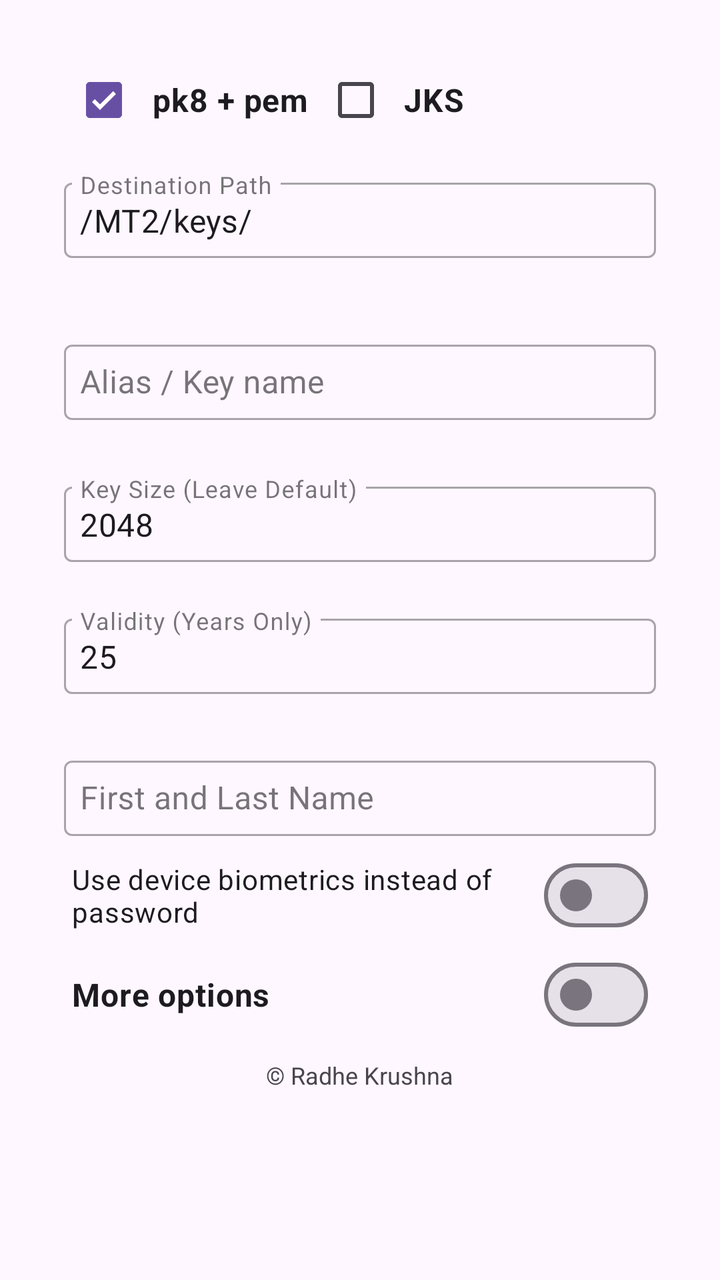
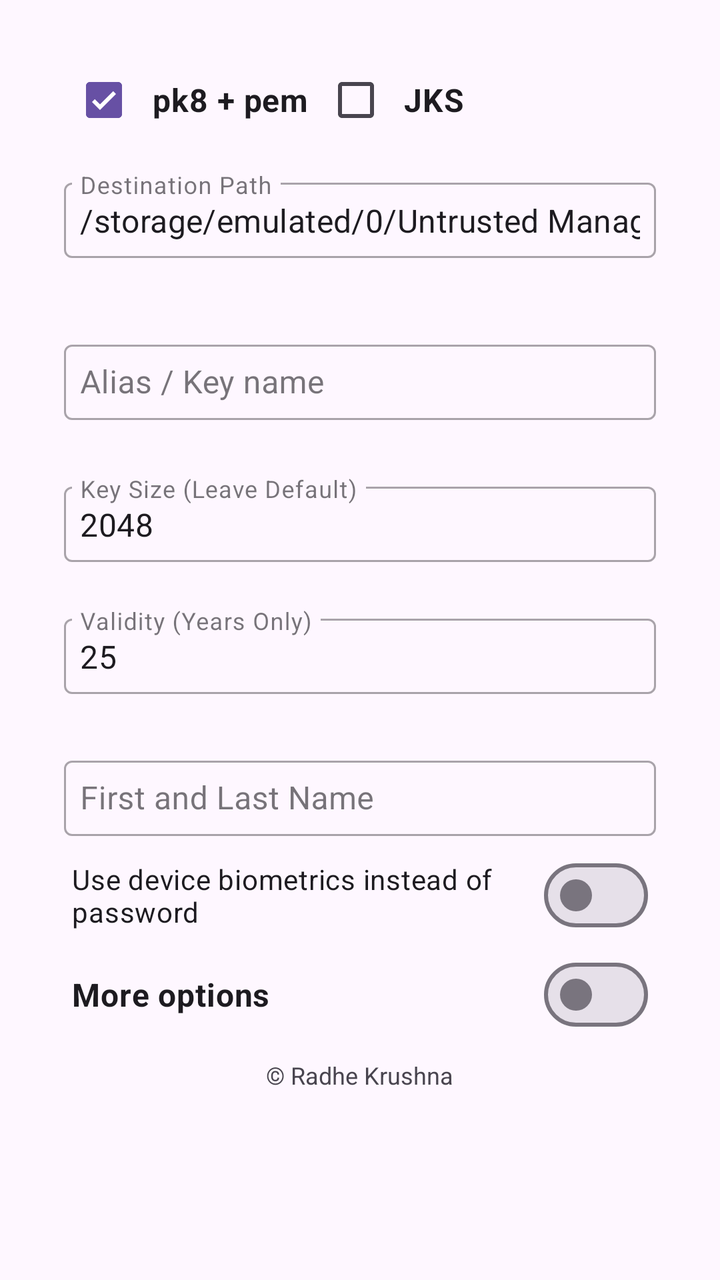

The first picture is an Android layout as it rendered before a commit; the second is the same layout after the commit. The layout source and the unified diff follow.
<!-- AndroidManifest.xml: application theme Theme.Material3.DayNight.NoActionBar -->
<!-- res/layout/key_store_maker.xml -->
<ScrollView xmlns:android="http://schemas.android.com/apk/res/android"
    xmlns:tools="http://schemas.android.com/tools"
    android:id="@+id/_coordinator"
    android:orientation="vertical"
    android:layout_width="match_parent"
    android:layout_height="match_parent">
	<LinearLayout
		android:id="@+id/linear2"
		android:layout_width="match_parent"
		android:layout_height="wrap_content"
		android:padding="8dp"
		android:orientation="vertical">
		<LinearLayout
			android:id="@+id/linear13"
			android:layout_width="match_parent"
			android:layout_height="wrap_content"
			android:layout_marginStart="20dp"
			android:layout_marginTop="10dp"
			android:layout_marginEnd="25dp"
			android:padding="8dp"
			android:orientation="horizontal">
			<com.google.android.material.checkbox.MaterialCheckBox
				android:id="@+id/checkbox1"
				android:layout_width="wrap_content"
				android:layout_height="wrap_content"
				android:paddingLeft="8dp"
				android:paddingTop="4dp"
				android:paddingRight="8dp"
				android:paddingBottom="4dp"
				android:gravity="center_horizontal|center_vertical"
				android:text="pk8 + pem"
				android:textSize="16sp"
				android:textStyle="bold"
				android:checked="true"
                tools:ignore="HardcodedText" />
			<com.google.android.material.checkbox.MaterialCheckBox
				android:id="@+id/checkbox2"
				android:layout_width="wrap_content"
				android:layout_height="wrap_content"
				android:paddingLeft="8dp"
				android:paddingTop="4dp"
				android:paddingRight="8dp"
				android:paddingBottom="4dp"
				android:gravity="center_horizontal|center_vertical"
				android:text="JKS"
				android:textSize="16sp"
				android:textStyle="bold"
                tools:ignore="HardcodedText" />
		</LinearLayout>
		<com.google.android.material.textfield.TextInputLayout
			android:id="@+id/textinputlayout1"
			android:layout_width="match_parent"
			android:layout_height="wrap_content"
			android:layout_marginLeft="20dp"
			android:layout_marginRight="20dp"
			android:layout_marginBottom="10dp"
			android:padding="4dp"
			style="@style/Widget.MaterialComponents.TextInputLayout.OutlinedBox">
			<com.google.android.material.textfield.TextInputEditText
				android:id="@+id/directory"
				android:layout_width="match_parent"
				android:layout_height="wrap_content"
				android:padding="8dp"
				android:text="/MT2/keys/"
				android:textSize="16sp"
				android:hint="@string/destination_path"
				android:textColorHint="?attr/colorSurface"
				android:imeOptions="actionDone"
				android:layout_gravity="center_vertical"
				android:digits="ABCDEFGHIJKLMNOPQRSTUVWXYZabcdefghijklmnopqrstuvwxyz1234567890_@$¢"

				android:inputType="textFilter"
				android:focusable="true"
                tools:ignore="HardcodedText" />
		</com.google.android.material.textfield.TextInputLayout>
		<com.google.android.material.textfield.TextInputLayout
			android:id="@+id/textinput_keyName"
			android:layout_width="match_parent"
			android:layout_height="wrap_content"
			android:layout_marginLeft="20dp"
			android:layout_marginTop="20dp"
			android:layout_marginRight="20dp"
			android:layout_marginBottom="10dp"
			android:padding="4dp"
			style="@style/Widget.MaterialComponents.TextInputLayout.OutlinedBox">
			<com.google.android.material.textfield.TextInputEditText
				android:id="@+id/key_name"
				android:layout_width="match_parent"
				android:layout_height="wrap_content"
				android:padding="8dp"
				android:textSize="16sp"
				android:hint="@string/alias_key_name_hint"
				android:textColorHint="?attr/colorSurface"
				android:imeOptions="actionDone"
				android:layout_gravity="center_vertical"
				android:digits="ABCDEFGHIJKLMNOPQRSTUVWXYZabcdefghijklmnopqrstuvwxyz1234567890_"

				android:inputType="textFilter"
				android:focusable="true" />
		</com.google.android.material.textfield.TextInputLayout>
		<com.google.android.material.textfield.TextInputLayout
			android:id="@+id/textinput2"
			android:layout_width="match_parent"
			android:layout_height="wrap_content"
			android:layout_margin="20dp"
			android:padding="4dp"
			style="@style/Widget.MaterialComponents.TextInputLayout.OutlinedBox"
			android:visibility="gone">
			<com.google.android.material.textfield.TextInputEditText
				android:id="@+id/storePass"
				android:layout_width="match_parent"
				android:layout_height="wrap_content"
				android:padding="8dp"
				android:textSize="16sp"
				android:hint="@string/store_pass"
				android:textColorHint="?attr/colorSurface"
				android:imeOptions="actionDone"
				android:layout_gravity="center_vertical"
				android:digits="ABCDEFGHIJKLMNOPQRSTUVWXYZabcdefghijklmnopqrstuvwxyz1234567890_@$"

				android:inputType="textFilter"
				android:focusable="true" />
		</com.google.android.material.textfield.TextInputLayout>
		<com.google.android.material.textfield.TextInputLayout
			android:id="@+id/textinput3"
			android:layout_width="match_parent"
			android:layout_height="wrap_content"
			android:layout_marginLeft="20dp"
			android:layout_marginTop="5dp"
			android:layout_marginRight="20dp"
			android:layout_marginBottom="10dp"
			android:padding="4dp"
			style="@style/Widget.MaterialComponents.TextInputLayout.OutlinedBox"
			android:visibility="gone">
			<com.google.android.material.textfield.TextInputEditText
				android:id="@+id/keyPass"
				android:layout_width="match_parent"
				android:layout_height="wrap_content"
				android:padding="8dp"
				android:textSize="16sp"
				android:hint="@string/key_pass"
				android:textColorHint="?attr/colorSurface"
				android:imeOptions="actionDone"
				android:layout_gravity="center_vertical"
				android:digits="ABCDEFGHIJKLMNOPQRSTUVWXYZabcdefghijklmnopqrstuvwxyz1234567890_@$"

				android:inputType="textFilter"
				android:focusable="true" />
		</com.google.android.material.textfield.TextInputLayout>
		<com.google.android.material.textfield.TextInputLayout
			android:id="@+id/textinput4"
			android:layout_width="match_parent"
			android:layout_height="wrap_content"
			android:layout_marginLeft="20dp"
			android:layout_marginTop="10dp"
			android:layout_marginRight="20dp"
			android:layout_marginBottom="10dp"
			android:padding="4dp"
			style="@style/Widget.MaterialComponents.TextInputLayout.OutlinedBox">
			<com.google.android.material.textfield.TextInputEditText
				android:id="@+id/keySize"
				android:layout_width="match_parent"
				android:layout_height="wrap_content"
				android:padding="8dp"
				android:text="2048"
				android:textSize="16sp"
				android:hint="@string/key_size"
				android:textColorHint="?attr/colorSurface"
				android:inputType="numberDecimal"
				android:imeOptions="actionDone"
				android:layout_gravity="center_vertical"
                tools:ignore="HardcodedText" />
		</com.google.android.material.textfield.TextInputLayout>
		<com.google.android.material.textfield.TextInputLayout
			android:id="@+id/textinput5"
			android:layout_width="match_parent"
			android:layout_height="wrap_content"
			android:layout_marginLeft="20dp"
			android:layout_marginTop="5dp"
			android:layout_marginRight="20dp"
			android:layout_marginBottom="10dp"
			android:padding="4dp"
			style="@style/Widget.MaterialComponents.TextInputLayout.OutlinedBox">
			<com.google.android.material.textfield.TextInputEditText
				android:id="@+id/date"
				android:layout_width="match_parent"
				android:layout_height="wrap_content"
				android:padding="8dp"
				android:text="25"
				android:textSize="16sp"
				android:hint="@string/validity_years"
				android:textColorHint="?attr/colorSurface"
				android:inputType="numberDecimal"
				android:imeOptions="actionDone"
				android:layout_gravity="center_vertical"
                tools:ignore="HardcodedText" />
		</com.google.android.material.textfield.TextInputLayout>
		<com.google.android.material.textfield.TextInputLayout
			android:id="@+id/textinput6"
			android:layout_width="match_parent"
			android:layout_height="wrap_content"
			android:layout_marginLeft="20dp"
			android:layout_marginTop="10dp"
			android:layout_marginRight="20dp"
			android:padding="4dp"
			style="@style/Widget.MaterialComponents.TextInputLayout.OutlinedBox">
			<com.google.android.material.textfield.TextInputEditText
				android:id="@+id/commonName"
				android:layout_width="match_parent"
				android:layout_height="wrap_content"
				android:padding="8dp"
				android:textSize="16sp"
				android:hint="@string/fn_ln"
				android:textColorHint="?attr/colorSurface"
				android:imeOptions="actionDone"
				android:layout_gravity="center_vertical"
				android:digits="ABCDEFGHIJKLMNOPQRSTUVWXYZabcdefghijklmnopqrstuvwxyz1234567890_@$¢"

				android:inputType="textFilter"
				android:focusable="true" />
		</com.google.android.material.textfield.TextInputLayout>
		<com.google.android.material.materialswitch.MaterialSwitch
			android:id="@+id/cb_save_password"
			android:layout_width="fill_parent"
			android:layout_height="wrap_content"
			android:layout_marginLeft="20dp"
			android:layout_marginRight="20dp"
			android:padding="8dp"
			android:text="@string/use_biometrics"
			android:checked="false" />
		<com.google.android.material.materialswitch.MaterialSwitch
			android:id="@+id/switch1"
			android:layout_width="fill_parent"
			android:layout_height="wrap_content"
			android:layout_marginLeft="20dp"
			android:layout_marginRight="20dp"
			android:padding="8dp"
			android:text="@string/more_options"
			android:textSize="16sp"
			android:textStyle="bold" />
		<LinearLayout
			android:id="@+id/linear_more"
			android:layout_width="match_parent"
			android:layout_height="match_parent"
			android:layout_marginLeft="20dp"
			android:layout_marginRight="20dp"
			android:layout_marginBottom="10dp"
			android:orientation="vertical"
			android:visibility="gone">
			<com.google.android.material.textfield.TextInputLayout
				android:id="@+id/textinput7"
				android:layout_width="match_parent"
				android:layout_height="wrap_content"
				android:layout_marginBottom="10dp"
				android:padding="4dp"
				style="@style/Widget.MaterialComponents.TextInputLayout.OutlinedBox">
				<com.google.android.material.textfield.TextInputEditText
					android:id="@+id/organizationUnit"
					android:layout_width="match_parent"
					android:layout_height="wrap_content"
					android:padding="8dp"
					android:textSize="16sp"
					android:hint="@string/org_unit"
					android:textColorHint="?attr/colorSurface"
					android:imeOptions="actionDone"
					android:layout_gravity="center_vertical"
					android:digits="ABCDEFGHIJKLMNOPQRSTUVWXYZabcdefghijklmnopqrstuvwxyz1234567890_@$¢"
					android:inputType="textFilter"
					android:focusable="true" />
			</com.google.android.material.textfield.TextInputLayout>
			<com.google.android.material.textfield.TextInputLayout
				android:id="@+id/textinput8"
				android:layout_width="match_parent"
				android:layout_height="wrap_content"
				android:layout_marginTop="5dp"
				android:layout_marginBottom="10dp"
				android:padding="4dp"
				style="@style/Widget.MaterialComponents.TextInputLayout.OutlinedBox">
				<com.google.android.material.textfield.TextInputEditText
					android:id="@+id/organizationName"
					android:layout_width="match_parent"
					android:layout_height="wrap_content"
					android:padding="8dp"
					android:textSize="16sp"
					android:hint="@string/org"
					android:textColorHint="?attr/colorSurface"
					android:imeOptions="actionDone"
					android:layout_gravity="center_vertical"
					android:digits="ABCDEFGHIJKLMNOPQRSTUVWXYZabcdefghijklmnopqrstuvwxyz1234567890_@$¢"

					android:inputType="textFilter"
					android:focusable="true" />
			</com.google.android.material.textfield.TextInputLayout>
			<com.google.android.material.textfield.TextInputLayout
				android:id="@+id/textinput9"
				android:layout_width="match_parent"
				android:layout_height="wrap_content"
				android:layout_marginTop="10dp"
				android:layout_marginBottom="10dp"
				android:padding="4dp"
				style="@style/Widget.MaterialComponents.TextInputLayout.OutlinedBox">
				<com.google.android.material.textfield.TextInputEditText
					android:id="@+id/localityName"
					android:layout_width="match_parent"
					android:layout_height="wrap_content"
					android:padding="8dp"
					android:textSize="16sp"
					android:hint="@string/city_loc"
					android:textColorHint="?attr/colorSurface"
					android:imeOptions="actionDone"
					android:layout_gravity="center_vertical"
					android:digits="ABCDEFGHIJKLMNOPQRSTUVWXYZabcdefghijklmnopqrstuvwxyz1234567890_@$¢"

					android:inputType="textFilter"
					android:focusable="true" />
			</com.google.android.material.textfield.TextInputLayout>
			<com.google.android.material.textfield.TextInputLayout
				android:id="@+id/textinput10"
				android:layout_width="match_parent"
				android:layout_height="wrap_content"
				android:layout_marginTop="10dp"
				android:layout_marginBottom="10dp"
				android:padding="4dp"
				style="@style/Widget.MaterialComponents.TextInputLayout.OutlinedBox">
				<com.google.android.material.textfield.TextInputEditText
					android:id="@+id/stateName"
					android:layout_width="match_parent"
					android:layout_height="wrap_content"
					android:padding="8dp"
					android:textSize="16sp"
					android:hint="@string/state_prov"
					android:textColorHint="?attr/colorSurface"
					android:imeOptions="actionDone"
					android:layout_gravity="center_vertical"
					android:digits="ABCDEFGHIJKLMNOPQRSTUVWXYZabcdefghijklmnopqrstuvwxyz1234567890_@$¢"

					android:inputType="textFilter"
					android:focusable="true" />
			</com.google.android.material.textfield.TextInputLayout>
			<com.google.android.material.textfield.TextInputLayout
				android:id="@+id/textinput11"
				android:layout_width="match_parent"
				android:layout_height="wrap_content"
				android:layout_marginTop="5dp"
				android:padding="4dp"
				style="@style/Widget.MaterialComponents.TextInputLayout.OutlinedBox"
				>
				<com.google.android.material.textfield.TextInputEditText
					android:id="@+id/country"
					android:layout_width="match_parent"
					android:layout_height="wrap_content"
					android:padding="8dp"
					android:textSize="16sp"
					android:hint="@string/country_cod"
					android:textColorHint="#607D8B"
					android:imeOptions="actionDone"
					android:layout_gravity="center_vertical"
					android:digits="ABCDEFGHIJKLMNOPQRSTUVWXYZabcdefghijklmnopqrstuvwxyz123456790"

					android:inputType="textFilter"
					android:focusable="true" />
			</com.google.android.material.textfield.TextInputLayout>
		</LinearLayout>
		<TextView
			android:id="@+id/copyright"
			android:layout_width="wrap_content"
			android:layout_height="wrap_content"
			android:padding="8dp"
			android:gravity="center_horizontal|center_vertical"
			android:text="© Radhe Krushna"
			android:textSize="12sp"
			android:layout_gravity="center_horizontal|center_vertical"
            tools:ignore="HardcodedText" />
	</LinearLayout>
</ScrollView>
<!-- resources referenced by this layout -->
<resources>
  <string name="alias_key_name_hint">Alias / Key name</string>
  <string name="city_loc">City or Locality</string>
  <string name="country_cod">Country Code (XX)</string>
  <string name="destination_path">Destination Path</string>
  <string name="fn_ln">First and Last Name</string>
  <string name="key_pass">Key Password (For jks)</string>
  <string name="key_size">Key Size (Leave Default)</string>
  <string name="more_options">More options</string>
  <string name="org">Organization</string>
  <string name="org_unit">Organizational Unit</string>
  <string name="state_prov">State or Province</string>
  <string name="store_pass">Store Password (For jks)</string>
  <string name="use_biometrics">Use device biometrics instead of password</string>
  <string name="validity_years">Validity (Years Only)</string>
</resources>

<!-- the commit's change to res/layout/key_store_maker.xml (unified diff, before → after) -->
@@ -61,15 +61,13 @@
 				android:layout_width="match_parent"
 				android:layout_height="wrap_content"
 				android:padding="8dp"
-				android:text="/MT2/keys/"
+				android:text="/storage/emulated/0/Untrusted Manager/keys/"
 				android:textSize="16sp"
 				android:hint="@string/destination_path"
 				android:textColorHint="?attr/colorSurface"
 				android:imeOptions="actionDone"
 				android:layout_gravity="center_vertical"
-				android:digits="ABCDEFGHIJKLMNOPQRSTUVWXYZabcdefghijklmnopqrstuvwxyz1234567890_@$¢"
-
-				android:inputType="textFilter"
+				android:inputType="text"
 				android:focusable="true"
                 tools:ignore="HardcodedText" />
 		</com.google.android.material.textfield.TextInputLayout>
